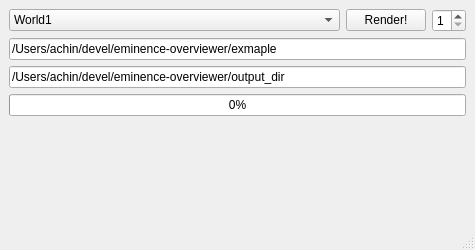
First picture: the form in gui/overviewer.ui, repository eminence/Minecraft-Overviewer, before the edit.
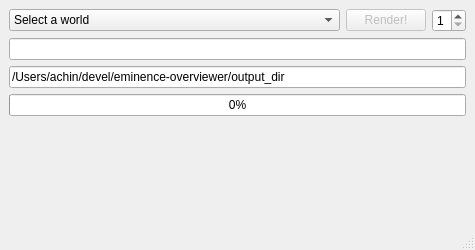
Second picture: the form after the edit.

Commit message: Populate the world combo box with detected worlds

Patch:
```diff
--- a/gui/overviewer.ui
+++ b/gui/overviewer.ui
@@ -32,17 +32,7 @@
           </property>
           <item>
            <property name="text">
-            <string extracomment="Browser for a diretory">World1</string>
-           </property>
-          </item>
-          <item>
-           <property name="text">
-            <string>World2</string>
-           </property>
-          </item>
-          <item>
-           <property name="text">
-            <string>World3</string>
+            <string extracomment="Browser for a diretory">Select a world</string>
            </property>
           </item>
           <item>
@@ -54,6 +44,9 @@
         </item>
         <item>
          <widget class="QPushButton" name="pushButton_goRender">
+          <property name="enabled">
+           <bool>false</bool>
+          </property>
           <property name="sizePolicy">
            <sizepolicy hsizetype="Fixed" vsizetype="Fixed">
             <horstretch>0</horstretch>
@@ -89,7 +82,7 @@
       <item>
        <widget class="QLineEdit" name="lineEdit_pathToWorld">
         <property name="text">
-         <string>/Users/achin/devel/eminence-overviewer/exmaple</string>
+         <string/>
         </property>
        </widget>
       </item>
```
The commit also changes 5 other files.
